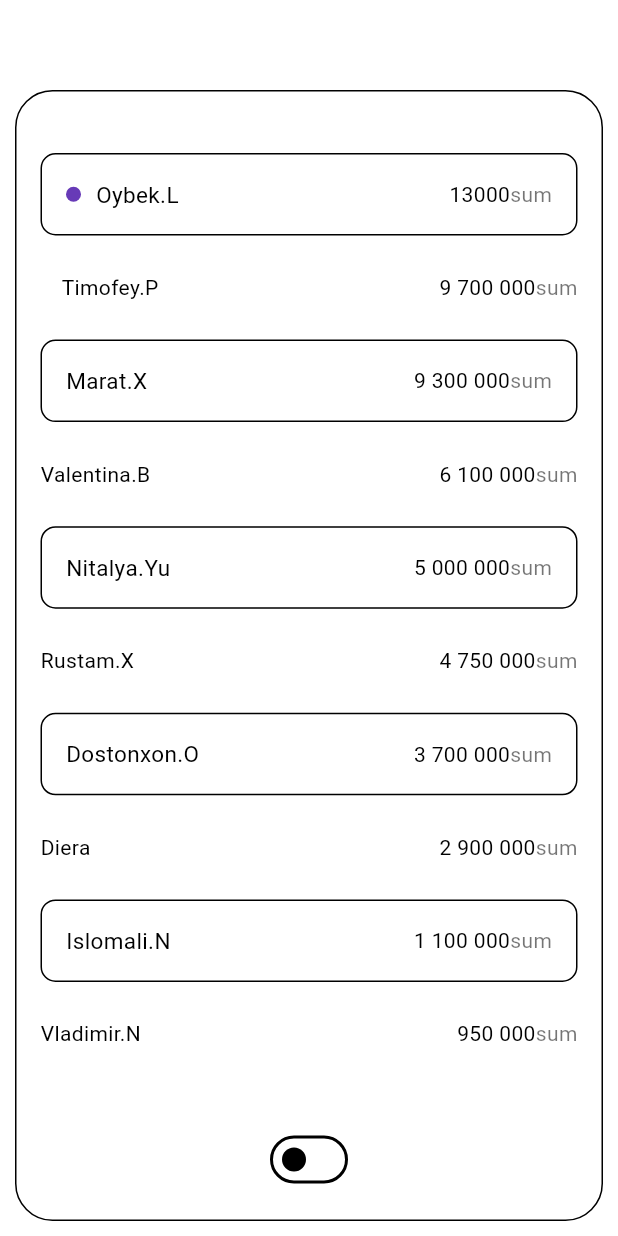
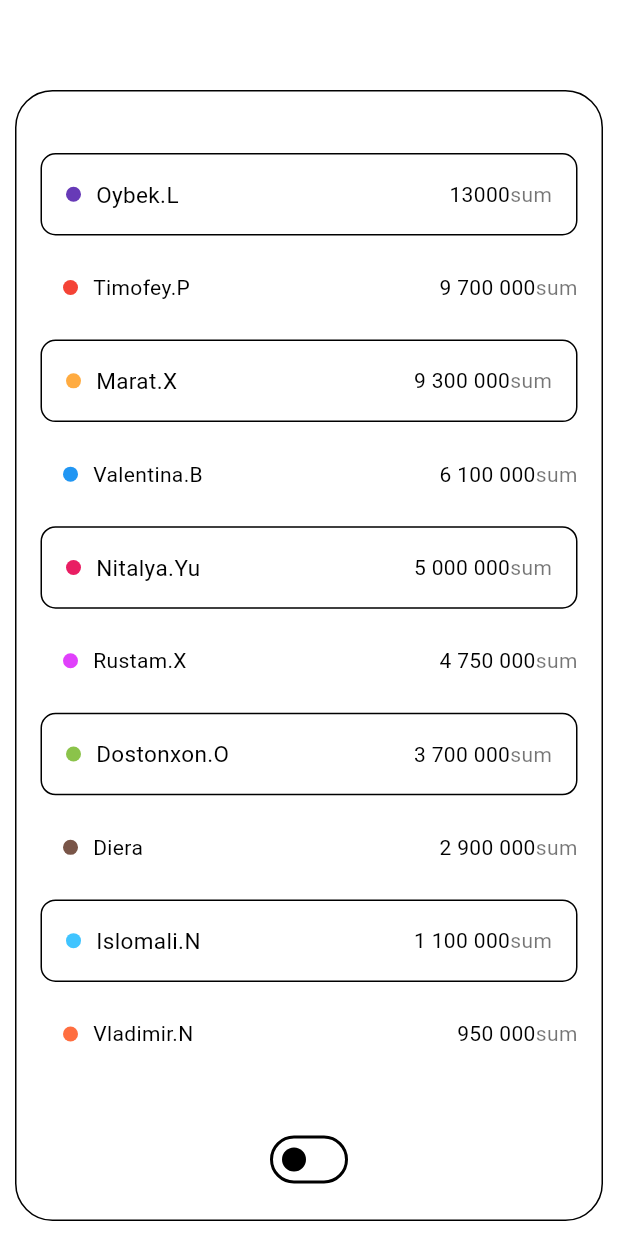
Before and after one commit to MuhammadsharifDev/Theme-and-Stack, a Flutter app: the screen it shows after launch, on a phone screen of 412 x 824 dp. Run offline on Flutter 3.47's test engine with Material 2 defaults, Android fonts, the phone set to English and light mode, and no system bars; our stand-ins replace google_fonts; Roboto replaces fonts that are missing (Abel).

Commit message:
CicleAvatar add and it is better than old

```diff
--- a/lib/main.dart
+++ b/lib/main.dart
@@ -23,6 +23,7 @@ class _MyAppState extends State<MyApp> {
   @override
   Widget build(BuildContext context) {
 final themeData=isDark?AppTheme.dark:AppTheme.light;
+
     return MaterialApp(
       debugShowCheckedModeBanner: false,
      theme: themeData,
@@ -82,16 +83,18 @@ final themeData=isDark?AppTheme.dark:AppTheme.light;
                     child: Row(
                       children: [
                         SizedBox(
-                          width: 4,
+                          width: 15,
                         ),
 
+                CircleAvatar(
+                  backgroundColor: Colors.red,
+                  radius: 5,
+                ),
                         SizedBox(
                           width: 10,
                         ),
                         Expanded(child: Text('Timofey.P')),
-                        SizedBox(
-                          width: 160,
-                        ),
+
                         Text('9 700 000'),
                         Text('sum',style:TextStyle(color:Colors.black54)),
                       ],
@@ -107,15 +110,21 @@ final themeData=isDark?AppTheme.dark:AppTheme.light;
                   ),
                   child: Row(
                     children: [
+                      CircleAvatar(
+                        backgroundColor:Colors.orangeAccent,
+                        radius: 5,
+
+                      ),
+                      SizedBox(
+                        width: 10,
+                      ),
                       Expanded(
                         child: Text(
                           'Marat.X',
                           style: GoogleFonts.abel(fontSize: 15),
                         ),
                       ),
-                      SizedBox(
-                        width: 160,
-                      ),
+
                       Text('9 300 000'),
                       Text('sum',style:TextStyle(color:Colors.black54)),
                     ],
@@ -125,11 +134,21 @@ final themeData=isDark?AppTheme.dark:AppTheme.light;
                   child: SizedBox(
                     height: 50,
                     child: Row(
+
                       children: [
+                        SizedBox(
+                          width: 15,
+                        ),
+
+                        CircleAvatar(
+                          backgroundColor: Colors.blue,
+                          radius: 5,
+                        ),
+                        SizedBox(
+                          width: 10,
+                        ),
                         Expanded(child: Text('Valentina.B')),
-                        SizedBox(
-                          width: 155,
-                        ),
+
                         Text('6 100 000'),
                         Text('sum',style:TextStyle(color:Colors.black54)),
                       ],
@@ -145,15 +164,21 @@ final themeData=isDark?AppTheme.dark:AppTheme.light;
                   ),
                   child: Row(
                     children: [
+                      CircleAvatar(
+                        backgroundColor:Colors.pink,
+                        radius: 5,
+
+                      ),
+                      SizedBox(
+                        width: 10,
+                      ),
                       Expanded(
                         child: Text(
                           'Nitalya.Yu',
                           style: GoogleFonts.abel(fontSize: 15),
                         ),
                       ),
-                      SizedBox(
-                        width: 150,
-                      ),
+
                       Text('5 000 000'),
                       Text('sum',style:TextStyle(color:Colors.black54)),
                     ],
@@ -164,10 +189,19 @@ final themeData=isDark?AppTheme.dark:AppTheme.light;
                     height: 50,
                     child: Row(
                       children: [
+                        SizedBox(
+                          width: 15,
+                        ),
+
+                        CircleAvatar(
+                          backgroundColor: Colors.purpleAccent,
+                          radius: 5,
+                        ),
+                        SizedBox(
+                          width: 10,
+                        ),
                         Expanded(child: Text('Rustam.X')),
-                        SizedBox(
-                          width: 165,
-                        ),
+
                         Text('4 750 000'),
                         Text('sum',style:TextStyle(color:Colors.black54)),
                       ],
@@ -183,15 +217,21 @@ final themeData=isDark?AppTheme.dark:AppTheme.light;
                   ),
                   child: Row(
                     children: [
+                      CircleAvatar(
+                        backgroundColor:Colors.lightGreen,
+                        radius: 5,
+
+                      ),
+                      SizedBox(
+                        width: 10,
+                      ),
                       Expanded(
                         child: Text(
                           'Dostonxon.O',
                           style: GoogleFonts.abel(fontSize: 15),
                         ),
                       ),
-                      SizedBox(
-                        width: 135,
-                      ),
+
                       Text('3 700 000'),
                       Text('sum',style:TextStyle(color:Colors.black54)),
                     ],
@@ -202,10 +242,19 @@ final themeData=isDark?AppTheme.dark:AppTheme.light;
                     height: 50,
                     child: Row(
                       children: [
+                        SizedBox(
+                          width: 15,
+                        ),
+
+                        CircleAvatar(
+                          backgroundColor: Colors.brown,
+                          radius: 5,
+                        ),
+                        SizedBox(
+                          width: 10,
+                        ),
                         Expanded(child: Text('Diera')),
-                        SizedBox(
-                          width: 195,
-                        ),
+
                         Text('2 900 000'),
                         Text('sum',style:TextStyle(color:Colors.black54)),
                       ],
@@ -221,15 +270,21 @@ final themeData=isDark?AppTheme.dark:AppTheme.light;
                   ),
                   child: Row(
                     children: [
+                      CircleAvatar(
+                        backgroundColor:Colors.lightBlueAccent,
+                        radius: 5,
+
+                      ),
+                      SizedBox(
+                        width: 10,
+                      ),
                       Expanded(
                         child: Text(
                           'Islomali.N',
                           style: GoogleFonts.abel(fontSize: 15),
                         ),
                       ),
-                      SizedBox(
-                        width: 150,
-                      ),
+
                       Text('1 100 000'),
                   Text('sum',style:TextStyle(color:Colors.black54)),
                     ],
@@ -240,10 +295,19 @@ final themeData=isDark?AppTheme.dark:AppTheme.light;
                     height: 50,
                     child: Row(
                       children: [
+                        SizedBox(
+                          width: 15,
+                        ),
+
+                        CircleAvatar(
+                          backgroundColor: Colors.deepOrangeAccent,
+                          radius: 5,
+                        ),
+                        SizedBox(
+                          width: 10,
+                        ),
                         Expanded(child: Text('Vladimir.N')),
-                        SizedBox(
-                          width: 170,
-                        ),
+
                         Text('950 000'),
                         Text('sum',style:TextStyle(color:Colors.black54)),
                       ],
```
